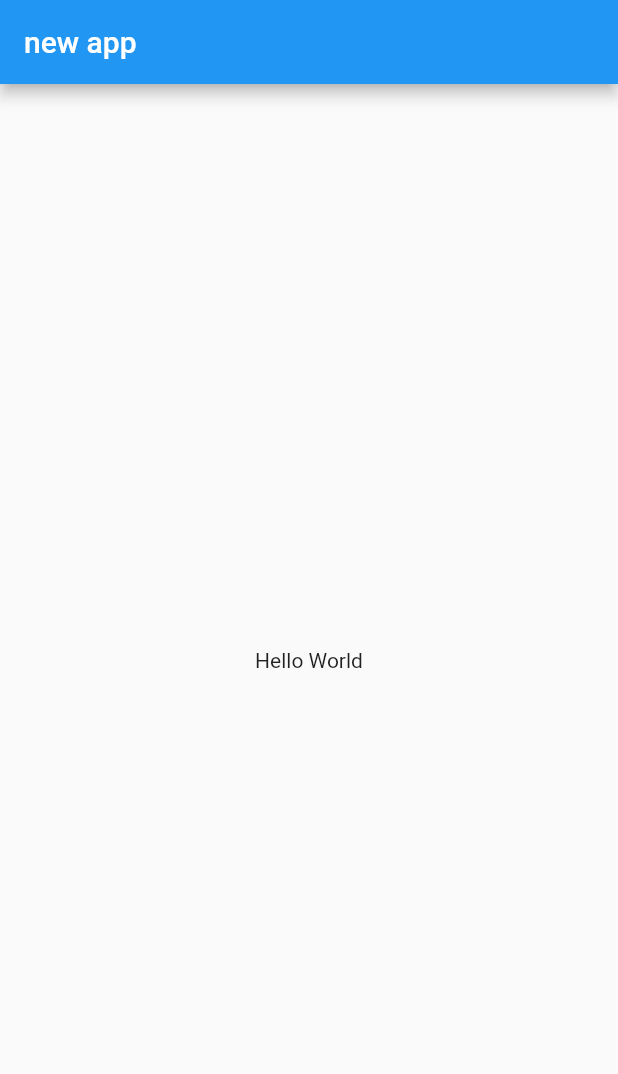
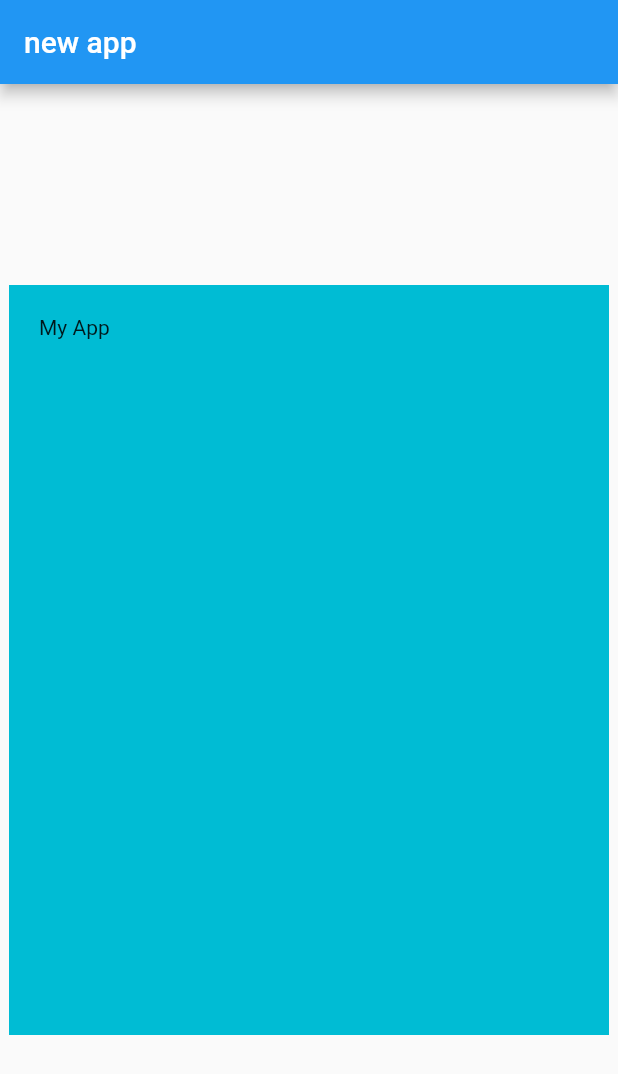
Before and after one commit to YogiUAE/flutter_project, a Flutter app: the screen it shows after launch, on a phone screen of 412 x 824 dp. Shown: the top 1074 px of the screen. Run offline on Flutter 3.47's test engine with Material 2 defaults, Android fonts, the phone set to English and light mode, and no system bars.

Commit message:
third commit

```diff
--- a/lib/main.dart
+++ b/lib/main.dart
@@ -18,9 +18,16 @@ class HomePage extends StatelessWidget {
       appBar: AppBar(
         title: Text("new app"),
       ),
-      body: Container(
-        child: Center(child: Text("Hello World")),
-      ),
+      body: Center(
+        child: Container(
+          padding: const EdgeInsets.all(20),
+         color:Colors.cyan,
+         child: Text("My App"),
+         width: 400,
+         height: 500,
+
+        )
+        ),
     );
   }
 }
```
